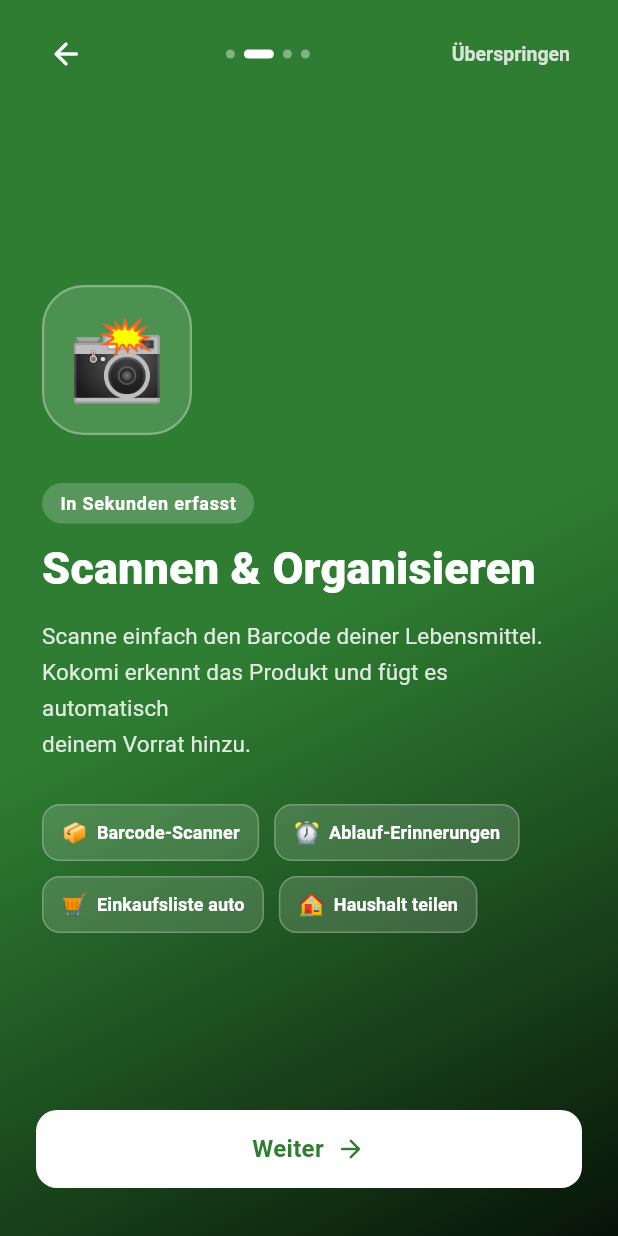
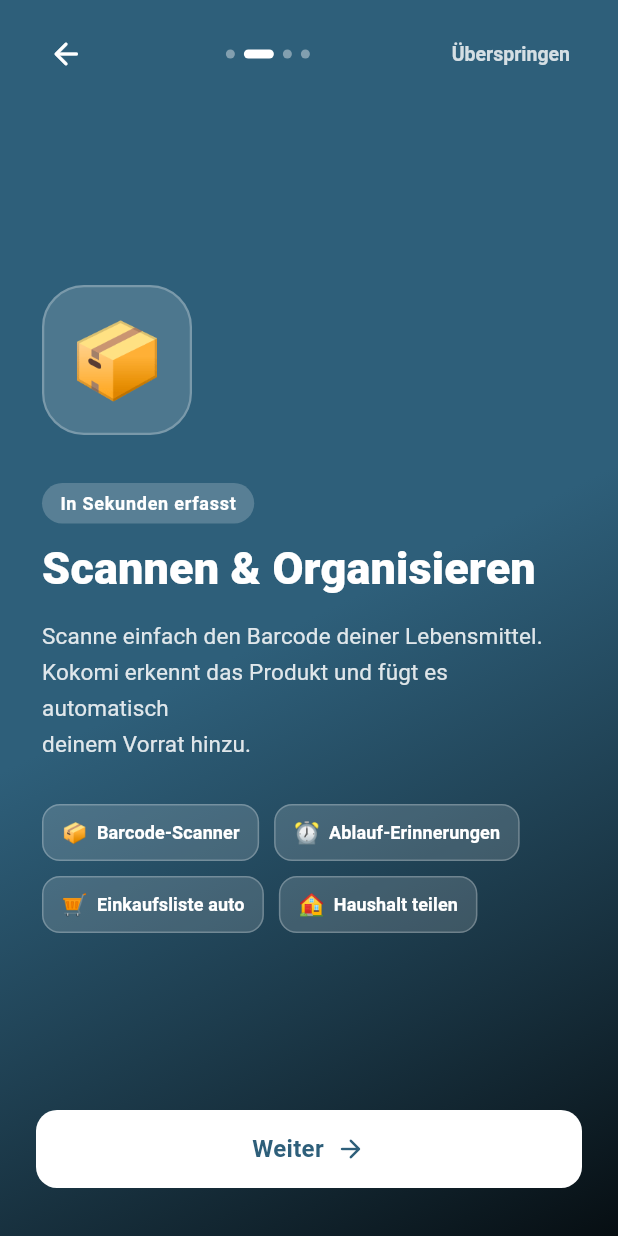
Before and after one commit to remris/foody, a Flutter app: the screen it shows after launch, swiped to page 2, on a phone screen of 412 x 824 dp. Run offline on Flutter 3.47's test engine with Material 3 defaults, Android fonts, the phone set to English and light mode, and no system bars; our stand-ins replace confetti, connectivity_plus, dio, drift, firebase_core, firebase_messaging and 13 more; missing offline and left inert: google_mlkit_text_recognition, groq_sdk, mobile_scanner, purchases_flutter; accounts and stored records are empty; generated files the repository leaves out were written again.

Commit message:
fix: Onboarding Farben harmonisch + _PageContent bereinigt

```diff
--- a/lib/features/onboarding/presentation/onboarding_screen.dart
+++ b/lib/features/onboarding/presentation/onboarding_screen.dart
@@ -20,7 +20,7 @@
 
   static const _pages = [
     _OnboardingPage(
-      emoji: '',           // wird auf Seite 0 ignoriert – Logo wird gezeigt
+      emoji: '',
       title: 'Willkommen bei Kokomi!',
       subtitle: 'Dein smarter Küchenhelfer',
       description:
@@ -30,14 +30,14 @@
       features: [],
     ),
     _OnboardingPage(
-      emoji: '📸',
+      emoji: '📦',
       title: 'Scannen & Organisieren',
       subtitle: 'In Sekunden erfasst',
       description:
           'Scanne einfach den Barcode deiner Lebensmittel.\n'
           'Kokomi erkennt das Produkt und fügt es automatisch\n'
           'deinem Vorrat hinzu.',
-      color: Color(0xFF2E7D32),
+      color: Color(0xFF2E5F7A),
       features: [
         ('📦', 'Barcode-Scanner'),
         ('⏰', 'Ablauf-Erinnerungen'),
@@ -46,14 +46,14 @@
       ],
     ),
     _OnboardingPage(
-      emoji: '🤖',
+      emoji: '🧠',
       title: 'KI-Rezepte',
       subtitle: 'Kochen aus dem Vorrat',
       description:
           'Was soll ich heute kochen?\n'
           'Kokomi schlägt dir Rezepte vor, die genau\n'
           'zu deinen vorhandenen Zutaten passen.',
-      color: Color(0xFF6A1B9A),
+      color: Color(0xFF2A5470),
       features: [
         ('✨', 'KI-Rezeptvorschläge'),
         ('📅', 'Wochenplaner'),
@@ -62,14 +62,14 @@
       ],
     ),
     _OnboardingPage(
-      emoji: '👥',
+      emoji: '🌍',
       title: 'Community',
       subtitle: 'Teile & entdecke',
       description:
           'Teile deine Rezepte und Wochenpläne\n'
           'mit der Kokomi-Community und entdecke\n'
           'Ideen von anderen Köchen.',
-      color: Color(0xFFE65100),
+      color: Color(0xFF1E4A63),
       features: [
         ('🍽️', 'Rezepte teilen'),
         ('📋', 'Pläne veröffentlichen'),
@@ -351,8 +351,7 @@
         mainAxisAlignment: MainAxisAlignment.center,
         crossAxisAlignment: CrossAxisAlignment.start,
         children: [
-          // Logo auf Seite 0 – weißer BG im PNG wird durch farbigen
-          // Container mit ShaderMask unsichtbar gemacht
+          // Logo (Seite 1) oder Emoji (alle anderen)
           if (page.emoji.isEmpty)
             Image.asset(
               'assets/icon/foody_icon2-Photoroom.png',
@@ -368,7 +367,7 @@
                 color: Colors.white.withValues(alpha: 0.15),
                 borderRadius: BorderRadius.circular(28),
                 border: Border.all(
-                  color: Colors.white.withValues(alpha: 0.3),
+                  color: Colors.white.withValues(alpha: 0.25),
                   width: 1.5,
                 ),
               ),
```
